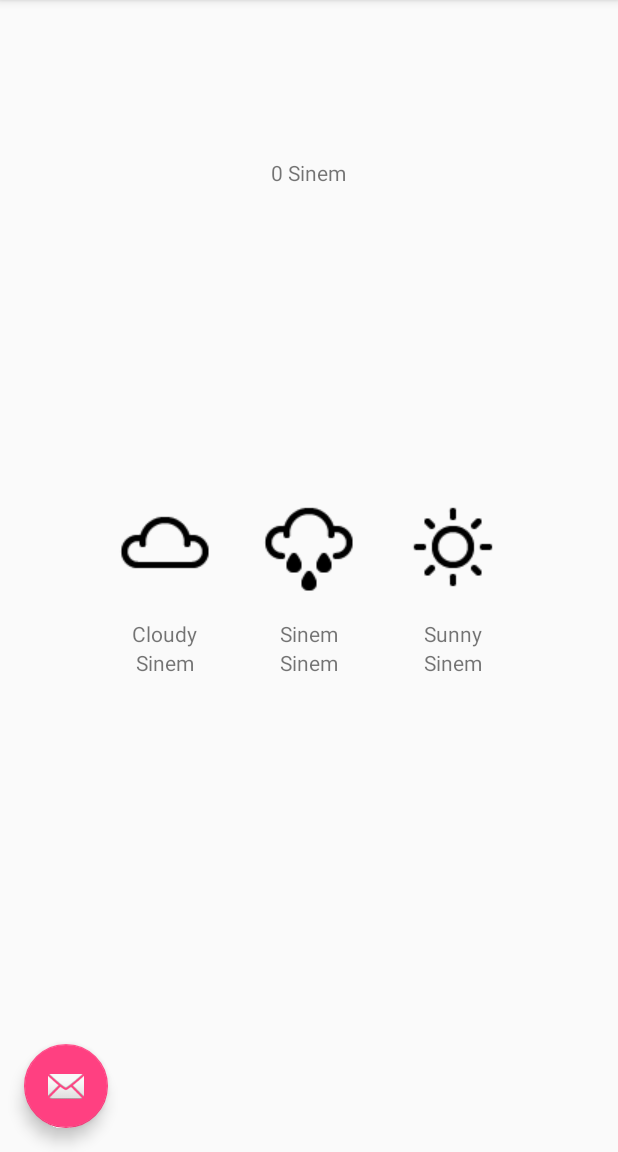
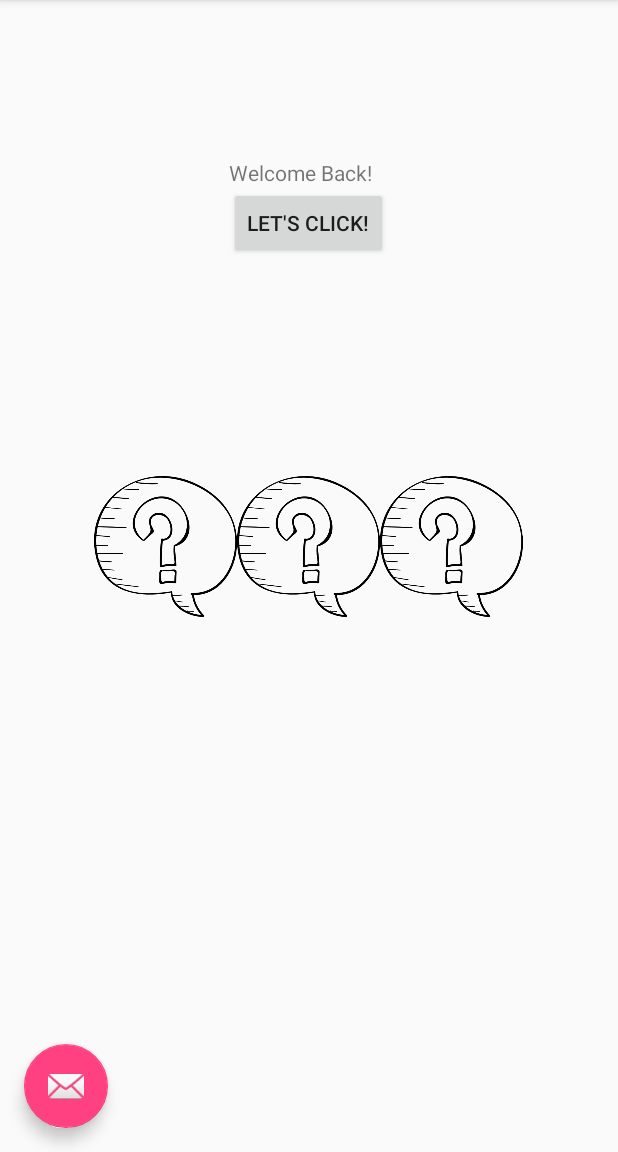
Before and after one commit to sinemzd/Polygonal-Weather, an Android app: the screen it shows after launch (MainActivity), on a phone screen of 412 x 824 dp, the part 84-1236 px from its top. Run offline under Robolectric (Android 15) with nearby library versions, the phone set to English and light mode, and no system bars; pictures from the network do not load.

Commit message:
06 July 2018 Before Retrofit

```diff
--- a/mobile/src/main/java/com/example/sinemdalak/weatherforecasting/MainActivity.java
+++ b/mobile/src/main/java/com/example/sinemdalak/weatherforecasting/MainActivity.java
@@ -10,15 +10,16 @@ import android.support.v7.widget.Toolbar;
 import android.view.View;
 import android.view.Menu;
 import android.view.MenuItem;
+import android.widget.Button;
 import android.widget.ImageView;
 import android.widget.TextView;
-
-import com.bumptech.glide.Glide;
-
 import org.json.JSONArray;
 import org.json.JSONException;
 import org.json.JSONObject;
 import java.io.IOException;
+import java.text.ParseException;
+import java.text.SimpleDateFormat;
+import java.util.Date;
 import okhttp3.Call;
 import okhttp3.Callback;
 import okhttp3.OkHttpClient;
@@ -27,20 +28,15 @@ import okhttp3.Response;
 
 public class MainActivity extends AppCompatActivity {
 
-    int counter = 0;
     TextView changingText;
     FloatingActionButton fab;
     String url = "https://api.openweathermap.org/data/2.5/forecast?id=745044&appid=4509d4e4fe84d0523805a73785201aae";
     private OkHttpClient client;
-    TextView text;
-    TextView text2;
-    TextView text3;
-    TextView text4;
-    TextView text5;
-    TextView text6;
-    ImageView image1;
-    String key;
-    String urlImage = "http://openweathermap.org/img/w/" ;
+    TextView text, text2, text3, text4, text5, text6;
+    ImageView image1, image2, image3;
+    Button button;
+    String key, key2, key3;
+    String urlImage = "https://openweathermap.org/img/w/";
     private Context context = MainActivity.this;
 
     @Override
@@ -65,9 +61,14 @@ public class MainActivity extends AppCompatActivity {
         text6 = findViewById(R.id.text_6);
 
         image1 = findViewById(R.id.image_1);
+        image2 = findViewById(R.id.image_2);
+        image3 = findViewById(R.id.image_3);
+
+        button = findViewById(R.id.button);
 
         client = new OkHttpClient();
         changeText();
+
 
 }
 
@@ -78,10 +79,18 @@ public class MainActivity extends AppCompatActivity {
             public void onClick(View view) {
                 Snackbar.make(view, "My action", Snackbar.LENGTH_LONG)
                         .setAction("Action", null).show();
-                counter++;
-                changingText.setText(counter + "Rainy");
+
+            }
+        });
+
+        button.setOnClickListener(new View.OnClickListener() {
+            @Override
+            public void onClick(View view) {
+
+                changingText.setText("Three Day Weather Forcast");
 
                 getWebService();
+
             }
         });
 
@@ -118,62 +127,133 @@ public class MainActivity extends AppCompatActivity {
                     public void run() {
                         try {
 
-
+                            //text
                             JSONObject jsonObject = new JSONObject(tempResponse);
                             JSONObject jsonObject2 = new JSONObject(tempResponse);
                             JSONObject jsonObject3 = new JSONObject(tempResponse);
 
-                            JSONObject jsonObjectimage = new JSONObject(tempResponse);
+                            //image
+                            JSONObject jsonObjectImage = new JSONObject(tempResponse);
+                            JSONObject jsonObjectImage2 = new JSONObject(tempResponse);
+                            JSONObject jsonObjectImage3 = new JSONObject(tempResponse);
 
-                            JSONArray jsonArray = new JSONArray((jsonObject.getString("list")));
-                            JSONArray jsonArray2 = new JSONArray((jsonObject2.getString("list")));
-                            JSONArray jsonArray3 = new JSONArray((jsonObject3.getString("list")));
+                            //time
+                            JSONObject jsonObjectTime = new JSONObject(tempResponse);
+                            JSONObject jsonObjectTime2 = new JSONObject(tempResponse);
+                            JSONObject jsonObjectTime3 = new JSONObject(tempResponse);
 
-                            JSONArray jsonArrayImage = new JSONArray(jsonObjectimage.getString("list"));
+                            //text
+                            JSONArray jsonArray = new JSONArray (jsonObject.getString("list"));
+                            JSONArray jsonArray2 = new JSONArray (jsonObject2.getString("list"));
+                            JSONArray jsonArray3 = new JSONArray (jsonObject3.getString("list"));
+
+                            //image
+                            JSONArray jsonArrayImage = new JSONArray(jsonObjectImage.getString("list"));
+                            JSONArray jsonArrayImage2 = new JSONArray(jsonObjectImage2.getString("list"));
+                            JSONArray jsonArrayImage3 = new JSONArray(jsonObjectImage3.getString("list"));
+
+                            //time
+                            JSONArray jsonArrayTime = new JSONArray (jsonObjectTime.getString("list"));
+                            JSONArray jsonArrayTime2 = new JSONArray (jsonObjectTime2.getString("list"));
+                            JSONArray jsonArrayTime3 = new JSONArray (jsonObjectTime3.getString("list"));
 
 
+                            //text
                             JSONObject array = new JSONObject(jsonArray.getString(0));
                             JSONObject array2 = new JSONObject(jsonArray2.getString(8));
                             JSONObject array3 = new JSONObject(jsonArray3.getString(16));
 
+                            //image
                             JSONObject array4 = new JSONObject(jsonArrayImage.getString(0));
+                            JSONObject array5 = new JSONObject(jsonArrayImage2.getString(0));
+                            JSONObject array6 = new JSONObject(jsonArrayImage3.getString(0));
 
+                            //image
                             JSONArray arrayImage = new JSONArray(array4.getString("weather"));
+                            JSONArray arrayImage2 = new JSONArray(array5.getString("weather"));
+                            JSONArray arrayImage3 = new JSONArray(array6.getString("weather"));
 
+                            //time
+                            JSONObject timeObject = new JSONObject(jsonArrayTime.getString(0));
+                            JSONObject timeObject2 = new JSONObject(jsonArrayTime2.getString(8));
+                            JSONObject timeObject3 = new JSONObject(jsonArrayTime3.getString(16));
 
+                            //text
                             JSONObject weatherData = new JSONObject(array.getString("main"));
                             JSONObject weatherData2 = new JSONObject(array2.getString("main"));
                             JSONObject weatherData3 = new JSONObject(array3.getString("main"));
 
+                            //image
                             JSONObject weatherPicture = new JSONObject(arrayImage.getString(0));
+                            JSONObject weatherPicture2 = new JSONObject(arrayImage2.getString(0));
+                            JSONObject weatherPicture3 = new JSONObject(arrayImage3.getString(0));
 
+                            //time
+                            String dateStr = timeObject.getString("dt_txt");
+                            String dateStr2 = timeObject2.getString("dt_txt");
+                            String dateStr3 = timeObject3.getString("dt_txt");
+
+                            //text
                             Double temperature = Double.parseDouble(weatherData.getString("temp"));
                             Double temperature2 = Double.parseDouble(weatherData2.getString("temp"));
                             Double temperature3 = Double.parseDouble(weatherData3.getString("temp"));
 
+                            //image
                             key = weatherPicture.getString("icon");
+                            key2 = weatherPicture2.getString("icon");
+                            key3 = weatherPicture3.getString("icon");
+
+                            //time1
+                            SimpleDateFormat formatter = new SimpleDateFormat("yyyy-MM-dd HH:mm:ss");
+                            Date dateObj = formatter.parse(dateStr);
+                            SimpleDateFormat postFormatter = new SimpleDateFormat("EEE, MMMM dd");
+                            String newDateStr = postFormatter.format(dateObj);
+
+                            //time2
+                            SimpleDateFormat formatter2 = new SimpleDateFormat("yyyy-MM-dd HH:mm:ss");
+                            Date dateObj2 = formatter2.parse(dateStr2 );
+                            SimpleDateFormat postFormatter2 = new SimpleDateFormat("EEE, MMMM dd");
+                            String newDateStr2 = postFormatter2.format(dateObj2);
+
+                            //time3
+                            SimpleDateFormat formatter3 = new SimpleDateFormat("yyyy-MM-dd HH:mm:ss");
+                            Date dateObj3 = formatter3.parse(dateStr3);
+                            SimpleDateFormat postFormatter3 = new SimpleDateFormat("EEE, MMMM dd");
+                            String newDateStr3 = postFormatter3.format(dateObj3);
 
                             int temperatureInt = (int) (temperature - 273.15);
                             int temperatureInt2 = (int) (temperature2 - 273.15);
                             int temperatureInt3 = (int) (temperature3 - 273.15);
 
+                            //city
                             JSONObject cityData = new JSONObject(jsonObject.getString("city"));
                             String placeName = cityData.getString("name");
-                            text.setText(placeName);
-                            text2.setText(String.valueOf(temperatureInt));
-                            text3.setText(placeName);
-                            text4.setText(String.valueOf(temperatureInt2));
-                            text5.setText(placeName);
-                            text6.setText(String.valueOf(temperatureInt3));
+
+                            text.setText(newDateStr);
+                            text2.setText(String.valueOf(temperatureInt + "℃"));
+                            text3.setText(newDateStr2);
+                            text4.setText(String.valueOf(temperatureInt2 + "℃"));
+                            text5.setText(newDateStr3);
+                            text6.setText(String.valueOf(temperatureInt3 + "℃"));
 
 
                             StringBuilder sb = new StringBuilder(urlImage);
+                            StringBuilder sb2 = new StringBuilder(urlImage);
+                            StringBuilder sb3 = new StringBuilder(urlImage);
+
                             sb.append(String.format(key+".png"));
+                            sb2.append(String.format(key2+".png"));
+                            sb3.append(String.format(key3+".png"));
 
-                            Glide.with(context).load(sb.toString()).into(image1);
+                            GlideApp.with(context).load(sb.toString()).into(image1);
+                            GlideApp.with(context).load(sb2.toString()).into(image2);
+                            GlideApp.with(context).load(sb3.toString()).into(image3);
+
 
 
                         } catch (JSONException e) {
+                            e.printStackTrace();
+                        } catch (ParseException e) {
                             e.printStackTrace();
                         }
                     }
@@ -192,8 +272,7 @@ public class MainActivity extends AppCompatActivity {
     @Override
     protected void onResume() {
         super.onResume();
-        counter += counter;
-        changingText.setText(counter + " Sinem");
+        changingText.setText("Welcome Back!");
 
     }
 
--- a/mobile/src/main/res/layout/content_main.xml
+++ b/mobile/src/main/res/layout/content_main.xml
@@ -15,7 +15,7 @@
         android:layout_alignParentTop="true"
         android:layout_centerHorizontal="true"
         android:layout_marginTop="105dp"
-        android:orientation="horizontal">
+        android:orientation="vertical">
 
         <TextView
 
@@ -23,6 +23,13 @@
             android:layout_width="wrap_content"
             android:layout_height="wrap_content"
             android:text="What's The Weather Like ?" />
+
+        <Button
+            android:id="@+id/button"
+            android:layout_width="wrap_content"
+            android:layout_height="wrap_content"
+            android:layout_gravity="center"
+            android:text="Let's Click!"/>
 
     </LinearLayout>
 
@@ -43,23 +50,21 @@
 
             <ImageView
                 android:id="@+id/image_1"
-                android:layout_width="wrap_content"
-                android:layout_height="wrap_content"
-                android:src="@drawable/cloudy" />
+                android:layout_width="95dp"
+                android:layout_height="95dp"
+                android:src="@drawable/question"/>
 
             <TextView
                 android:id="@+id/text_1"
                 android:layout_width="wrap_content"
                 android:layout_height="wrap_content"
-                android:layout_gravity="center"
-                android:text="Cloudy" />
+                android:layout_gravity="center"/>
 
             <TextView
                 android:id="@+id/text_2"
                 android:layout_width="wrap_content"
                 android:layout_height="wrap_content"
-                android:layout_gravity="center"
-                android:text="Sinem" />
+                android:layout_gravity="center"/>
 
 
 
@@ -72,23 +77,22 @@
             android:orientation="vertical">
 
             <ImageView
-                android:layout_width="wrap_content"
-                android:layout_height="wrap_content"
-                android:src="@drawable/rainy" />
+                android:id="@+id/image_2"
+                android:layout_width="95dp"
+                android:layout_height="95dp"
+                android:src="@drawable/question"/>
 
             <TextView
                 android:id="@+id/text_3"
                 android:layout_width="wrap_content"
                 android:layout_height="wrap_content"
-                android:layout_gravity="center"
-                android:text="Sinem" />
+                android:layout_gravity="center"/>
 
             <TextView
                 android:id="@+id/text_4"
                 android:layout_width="wrap_content"
                 android:layout_height="wrap_content"
-                android:layout_gravity="center"
-                android:text="Sinem" />
+                android:layout_gravity="center"/>
 
 
 
@@ -100,23 +104,22 @@
             android:orientation="vertical">
 
             <ImageView
-                android:layout_width="wrap_content"
-                android:layout_height="wrap_content"
-                android:src="@drawable/sunny" />
+                android:id="@+id/image_3"
+                android:layout_width="95dp"
+                android:layout_height="95dp"
+                android:src="@drawable/question"/>
 
             <TextView
                 android:id="@+id/text_5"
                 android:layout_width="wrap_content"
                 android:layout_height="wrap_content"
-                android:layout_gravity="center"
-                android:text="Sunny" />
+                android:layout_gravity="center"/>
 
             <TextView
                 android:id="@+id/text_6"
                 android:layout_width="wrap_content"
                 android:layout_height="wrap_content"
-                android:layout_gravity="center"
-                android:text="Sinem" />
+                android:layout_gravity="center"/>
 
 
         </LinearLayout>
```
Also changed, not shown: mobile/src/main/java/com/example/sinemdalak/weatherforecasting/MyGlideApp.java (added, +8 -0 lines), mobile/src/main/res/drawable-v24/cloudy.png (deleted), mobile/src/main/res/drawable-v24/question.png (added), mobile/src/main/res/drawable-v24/rainy.png (deleted), mobile/src/main/res/drawable-v24/sunny.png (deleted).
